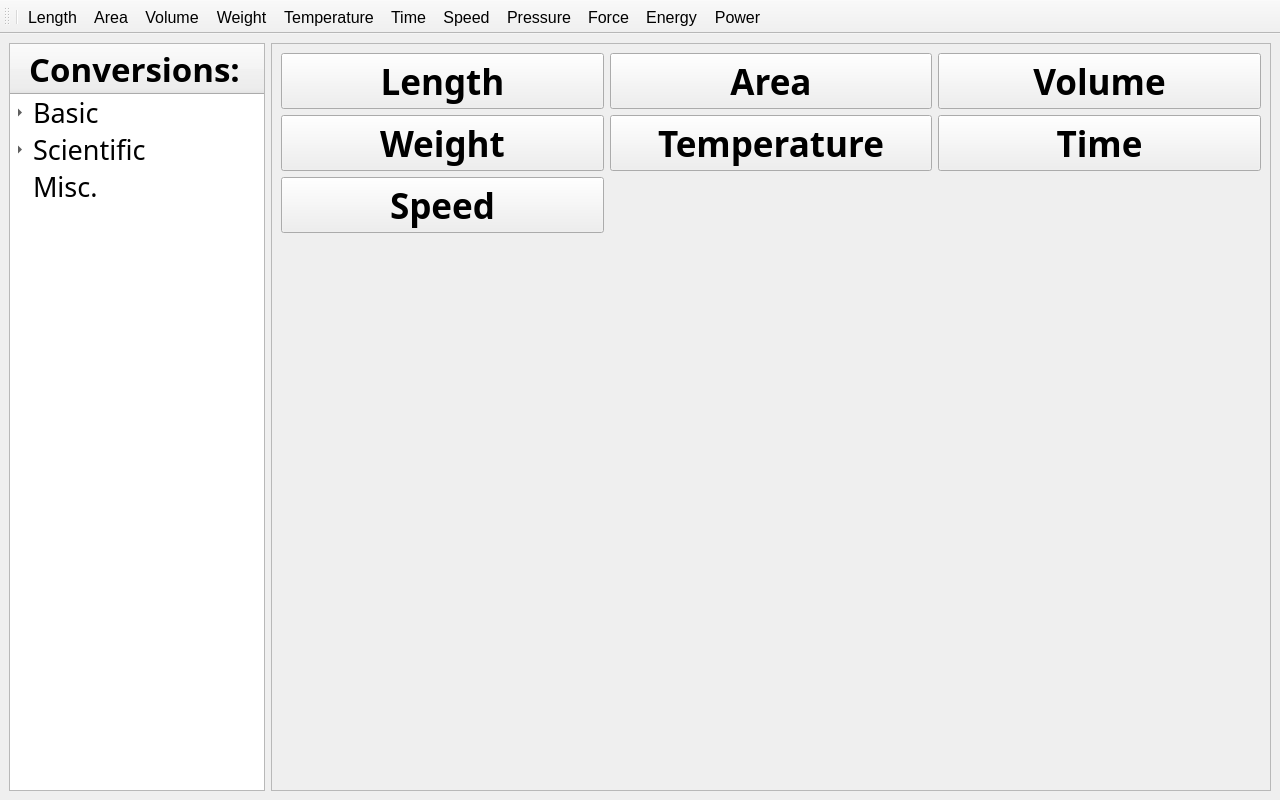
First picture: the form in mainwindow.ui, repository 30vam/cute-converter, before the edit.
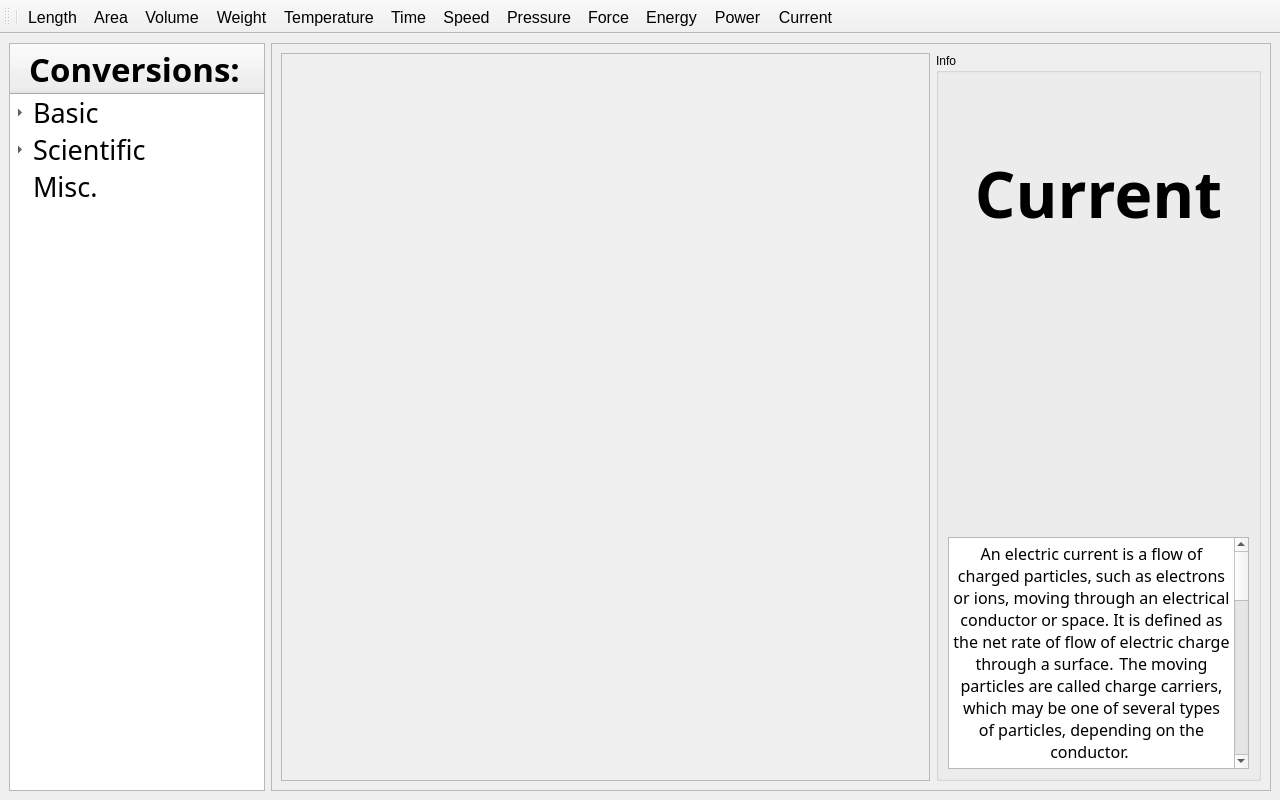
Second picture: the form after the edit. The open tabs and pages were chosen to show the change. Icons and pictures are not drawn.

Commit message: Added current widget

```diff
--- a/mainwindow.ui
+++ b/mainwindow.ui
@@ -2721,6 +2721,181 @@
         </item>
        </layout>
       </widget>
+      <widget class="QWidget" name="currentWidget">
+       <layout class="QHBoxLayout" name="horizontalLayout_13" stretch="2,1">
+        <item>
+         <widget class="QScrollArea" name="currentScrollArea">
+          <property name="sizePolicy">
+           <sizepolicy hsizetype="Expanding" vsizetype="Expanding">
+            <horstretch>0</horstretch>
+            <verstretch>0</verstretch>
+           </sizepolicy>
+          </property>
+          <property name="widgetResizable">
+           <bool>true</bool>
+          </property>
+          <widget class="QWidget" name="scrollAreaWidgetContents_12">
+           <property name="geometry">
+            <rect>
+             <x>0</x>
+             <y>0</y>
+             <width>647</width>
+             <height>639</height>
+            </rect>
+           </property>
+          </widget>
+         </widget>
+        </item>
+        <item>
+         <widget class="QGroupBox" name="currentInfoGroupBox">
+          <property name="sizePolicy">
+           <sizepolicy hsizetype="Ignored" vsizetype="Ignored">
+            <horstretch>0</horstretch>
+            <verstretch>0</verstretch>
+           </sizepolicy>
+          </property>
+          <property name="title">
+           <string>Info</string>
+          </property>
+          <layout class="QVBoxLayout" name="verticalLayout_12">
+           <item>
+            <widget class="QLabel" name="currentLabel">
+             <property name="sizePolicy">
+              <sizepolicy hsizetype="Preferred" vsizetype="Preferred">
+               <horstretch>0</horstretch>
+               <verstretch>0</verstretch>
+              </sizepolicy>
+             </property>
+             <property name="minimumSize">
+              <size>
+               <width>0</width>
+               <height>0</height>
+              </size>
+             </property>
+             <property name="font">
+              <font>
+               <family>Aleo</family>
+               <pointsize>48</pointsize>
+               <italic>false</italic>
+               <bold>true</bold>
+               <underline>false</underline>
+               <strikeout>false</strikeout>
+              </font>
+             </property>
+             <property name="text">
+              <string>&lt;html&gt;&lt;head/&gt;&lt;body&gt;&lt;p&gt;Current&lt;/p&gt;&lt;/body&gt;&lt;/html&gt;</string>
+             </property>
+             <property name="textFormat">
+              <enum>Qt::AutoText</enum>
+             </property>
+             <property name="scaledContents">
+              <bool>false</bool>
+             </property>
+             <property name="alignment">
+              <set>Qt::AlignCenter</set>
+             </property>
+             <property name="wordWrap">
+              <bool>false</bool>
+             </property>
+            </widget>
+           </item>
+           <item>
+            <widget class="QLabel" name="currentImageLabel">
+             <property name="sizePolicy">
+              <sizepolicy hsizetype="Preferred" vsizetype="Preferred">
+               <horstretch>0</horstretch>
+               <verstretch>0</verstretch>
+              </sizepolicy>
+             </property>
+             <property name="minimumSize">
+              <size>
+               <width>0</width>
+               <height>0</height>
+              </size>
+             </property>
+             <property name="font">
+              <font>
+               <pointsize>20</pointsize>
+               <bold>false</bold>
+               <underline>false</underline>
+               <strikeout>false</strikeout>
+              </font>
+             </property>
+             <property name="text">
+              <string/>
+             </property>
+             <property name="textFormat">
+              <enum>Qt::AutoText</enum>
+             </property>
+             <property name="pixmap">
+              <pixmap resource="icons.qrc">:/icons/current_icon.png</pixmap>
+             </property>
+             <property name="scaledContents">
+              <bool>true</bool>
+             </property>
+             <property name="wordWrap">
+              <bool>false</bool>
+             </property>
+            </widget>
+           </item>
+           <item>
+            <widget class="QTextBrowser" name="currentTextBrowser">
+             <property name="sizePolicy">
+              <sizepolicy hsizetype="Preferred" vsizetype="Fixed">
+               <horstretch>0</horstretch>
+               <verstretch>0</verstretch>
+              </sizepolicy>
+             </property>
+             <property name="minimumSize">
+              <size>
+               <width>0</width>
+               <height>232</height>
+              </size>
+             </property>
+             <property name="maximumSize">
+              <size>
+               <width>16777215</width>
+               <height>232</height>
+              </size>
+             </property>
+             <property name="font">
+              <font>
+               <family>Aleo</family>
+               <pointsize>12</pointsize>
+              </font>
+             </property>
+             <property name="documentTitle">
+              <string/>
+             </property>
+             <property name="lineWrapMode">
+              <enum>QTextEdit::WidgetWidth</enum>
+             </property>
+             <property name="html">
+              <string>&lt;!DOCTYPE HTML PUBLIC &quot;-//W3C//DTD HTML 4.0//EN&quot; &quot;http://www.w3.org/TR/REC-html40/strict.dtd&quot;&gt;
+&lt;html&gt;&lt;head&gt;&lt;meta name=&quot;qrichtext&quot; content=&quot;1&quot; /&gt;&lt;meta charset=&quot;utf-8&quot; /&gt;&lt;style type=&quot;text/css&quot;&gt;
+p, li { white-space: pre-wrap; }
+hr { height: 1px; border-width: 0; }
+li.unchecked::marker { content: &quot;\2610&quot;; }
+li.checked::marker { content: &quot;\2612&quot;; }
+&lt;/style&gt;&lt;/head&gt;&lt;body style=&quot; font-family:'Aleo'; font-size:12pt; font-weight:400; font-style:normal;&quot;&gt;
+&lt;p align=&quot;center&quot; style=&quot; margin-top:0px; margin-bottom:0px; margin-left:0px; margin-right:0px; -qt-block-indent:0; text-indent:0px;&quot;&gt;An electric current is a flow of charged particles, such as electrons or ions, moving through an electrical conductor or space. It is defined as the net rate of flow of electric charge through a surface.  The moving particles are called charge carriers, which may be one of several types of particles, depending on the conductor. &lt;/p&gt;
+&lt;p align=&quot;center&quot; style=&quot;-qt-paragraph-type:empty; margin-top:0px; margin-bottom:0px; margin-left:0px; margin-right:0px; -qt-block-indent:0; text-indent:0px;&quot;&gt;&lt;br /&gt;&lt;/p&gt;
+&lt;p align=&quot;center&quot; style=&quot; margin-top:0px; margin-bottom:0px; margin-left:0px; margin-right:0px; -qt-block-indent:0; text-indent:0px;&quot;&gt;In electric circuits the charge carriers are often electrons moving through a wire. In semiconductors they can be electrons or holes. In an electrolyte the charge carriers are ions, while in plasma, an ionized gas, they are ions and electrons.&lt;/p&gt;
+&lt;p align=&quot;center&quot; style=&quot;-qt-paragraph-type:empty; margin-top:0px; margin-bottom:0px; margin-left:0px; margin-right:0px; -qt-block-indent:0; text-indent:0px;&quot;&gt;&lt;br /&gt;&lt;/p&gt;
+&lt;p align=&quot;center&quot; style=&quot; margin-top:0px; margin-bottom:0px; margin-left:0px; margin-right:0px; -qt-block-indent:0; text-indent:0px;&quot;&gt;In the International System of Units (SI), electric current is expressed in units of ampere (sometimes called an &amp;quot;amp&amp;quot;, symbol A), which is equivalent to one coulomb per second. The ampere is an SI base unit and electric current is a base quantity in the International System of Quantities (ISQ).  Electric current is also known as amperage and is measured using a device called an ammeter.&lt;/p&gt;
+&lt;p align=&quot;center&quot; style=&quot;-qt-paragraph-type:empty; margin-top:0px; margin-bottom:0px; margin-left:0px; margin-right:0px; -qt-block-indent:0; text-indent:0px;&quot;&gt;&lt;br /&gt;&lt;/p&gt;
+&lt;p align=&quot;center&quot; style=&quot; margin-top:0px; margin-bottom:0px; margin-left:0px; margin-right:0px; -qt-block-indent:0; text-indent:0px;&quot;&gt;Electric currents create magnetic fields, which are used in motors, generators, inductors, and transformers. In ordinary conductors, they cause Joule heating, which creates light in incandescent light bulbs. Time-varying currents emit electromagnetic waves, which are used in telecommunications to broadcast information.&lt;/p&gt;&lt;/body&gt;&lt;/html&gt;</string>
+             </property>
+             <property name="openLinks">
+              <bool>false</bool>
+             </property>
+            </widget>
+           </item>
+          </layout>
+         </widget>
+        </item>
+       </layout>
+      </widget>
      </widget>
     </item>
    </layout>
@@ -2771,6 +2946,7 @@
    <addaction name="switchToForceAction"/>
    <addaction name="switchToEnergyAction"/>
    <addaction name="switchToPowerAction"/>
+   <addaction name="switchToCurrentAction"/>
   </widget>
   <action name="switchToLengthAction">
    <property name="icon">
@@ -2904,6 +3080,18 @@
     <string>Switch to power converter</string>
    </property>
   </action>
+  <action name="switchToCurrentAction">
+   <property name="icon">
+    <iconset resource="icons.qrc">
+     <normaloff>:/icons/current_icon.png</normaloff>:/icons/current_icon.png</iconset>
+   </property>
+   <property name="text">
+    <string>Current</string>
+   </property>
+   <property name="toolTip">
+    <string>Switch to current converter</string>
+   </property>
+  </action>
  </widget>
  <resources>
   <include location="icons.qrc"/>
```
Left out of the diff: 60 changed lines with no effect on the pictures. The commit also changes 5 other files.
